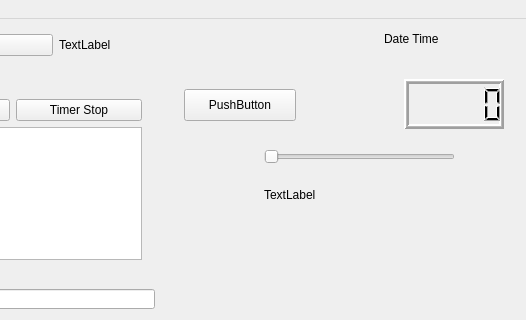
This is mainwindow.ui in yasu0305/test2 as Qt 5 draws it before an edit; both pictures show x 136 to 662 and y 0 to 320 of the 662 by 665 pixel window. The edited form follows.
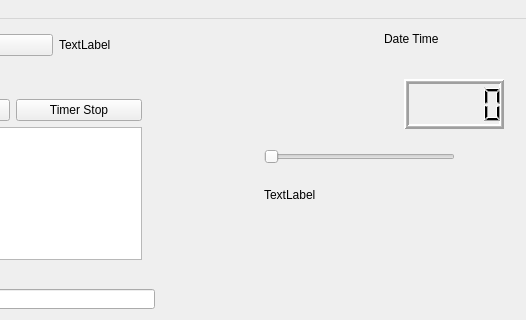
This is the edited form. Custom widgets are drawn as their Qt base class.

Diff of the .ui file:
```diff
--- a/mainwindow.ui
+++ b/mainwindow.ui
@@ -171,20 +171,7 @@
      <string>Date Time</string>
     </property>
    </widget>
-   <widget class="QPushButton" name="pushButton_4">
-    <property name="geometry">
-     <rect>
-      <x>320</x>
-      <y>70</y>
-      <width>112</width>
-      <height>32</height>
-     </rect>
-    </property>
-    <property name="text">
-     <string>PushButton</string>
-    </property>
-   </widget>
-   <widget class="QWidget" name="">
+   <widget class="QWidget" name="layoutWidget">
     <property name="geometry">
      <rect>
       <x>11</x>
```
Left out of the diff: 12 changed lines with no effect on the pictures.
